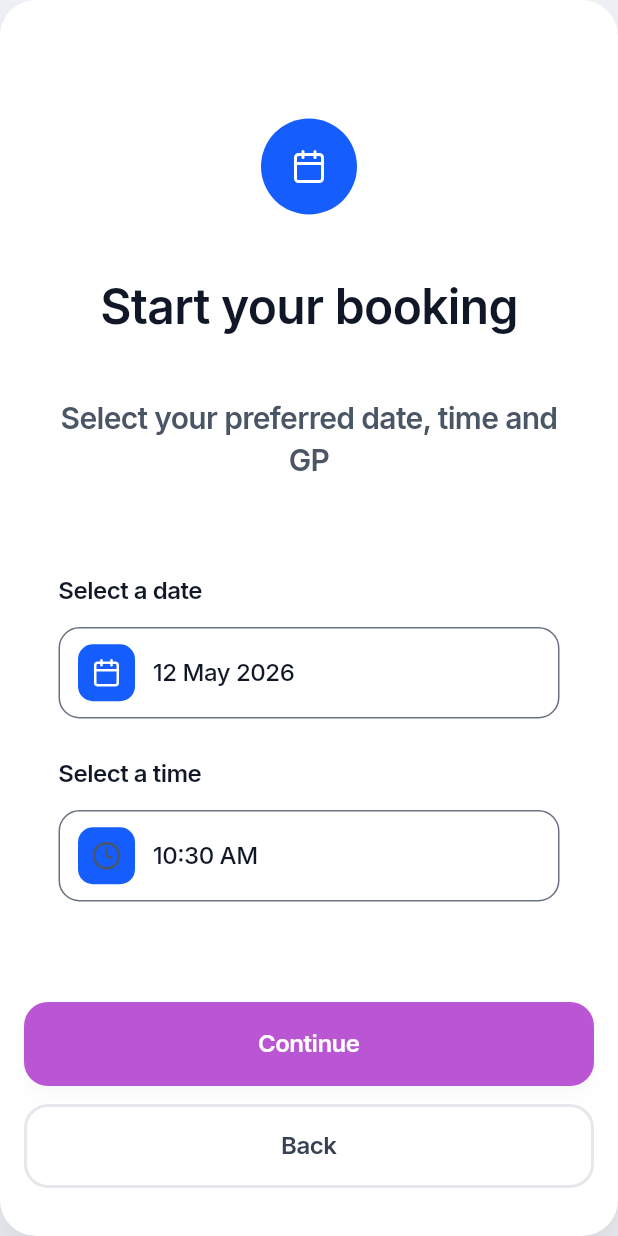
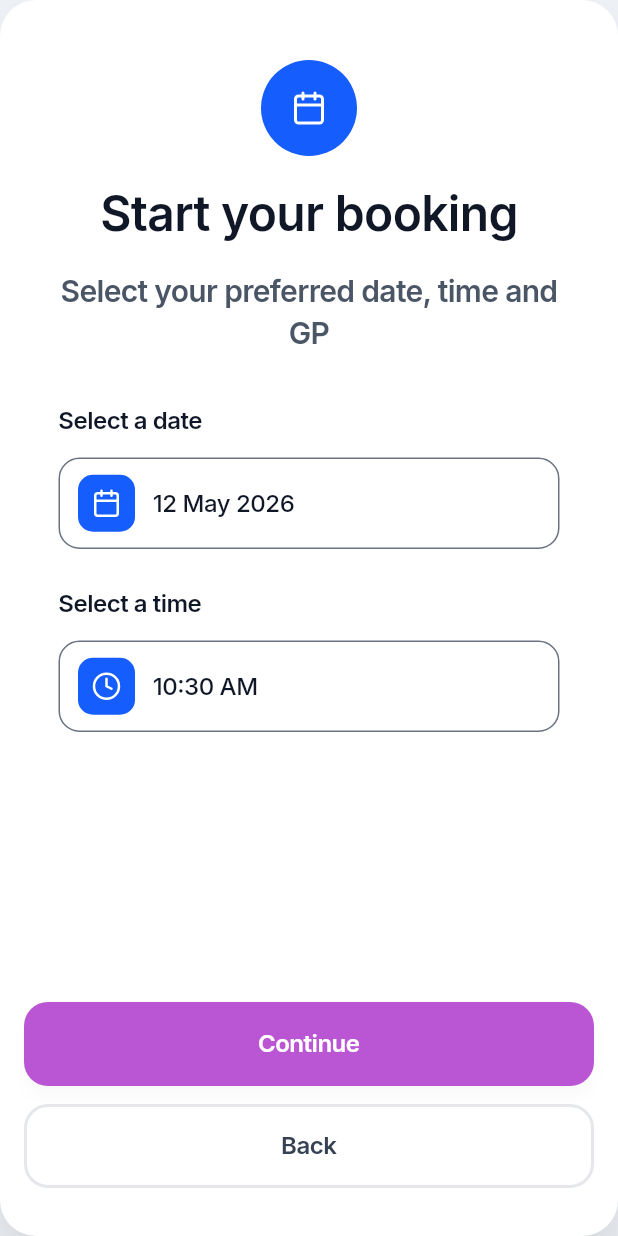
Before and after one commit to catpearson/hackday, a Flutter app: the BookingScreen screen opened directly, on a phone screen of 412 x 824 dp. Run offline on Flutter 3.47's test engine with Material 3 defaults, Android fonts, the phone set to English and light mode, and no system bars; our stand-ins replace flutter_svg, google_fonts.

Commit message:
Fix clock icon colour and reduce booking screen vertical padding
- Clock SVG stroke changed from grey (#4A5565) to white so it shows on the blue icon box
- Reduced top padding and hero spacing so date/time inputs are visible without scrolling

Co-Authored-By: Claude Sonnet 4.6 <noreply@anthropic.com>

```diff
--- a/lib/booking_screen.dart
+++ b/lib/booking_screen.dart
@@ -90,12 +90,12 @@ class _BookingScreenState extends State<BookingScreen> {
               children: [
                 Expanded(
                   child: SingleChildScrollView(
-                    padding: const EdgeInsets.fromLTRB(39, 79, 39, 24),
+                    padding: const EdgeInsets.fromLTRB(39, 40, 39, 24),
                     child: Column(
                       crossAxisAlignment: CrossAxisAlignment.center,
                       children: [
                         _BookingHero(),
-                        const SizedBox(height: 60),
+                        const SizedBox(height: 32),
                         _InputSection(
                           label: 'Select a date',
                           value: _dateLabel,
@@ -150,7 +150,7 @@ class _BookingHero extends StatelessWidget {
             ),
           ),
         ),
-        const SizedBox(height: 47),
+        const SizedBox(height: 24),
         Text(
           'Start your booking',
           textAlign: TextAlign.center,
@@ -162,7 +162,7 @@ class _BookingHero extends StatelessWidget {
             color: AppColors.textDark,
           ),
         ),
-        const SizedBox(height: 47),
+        const SizedBox(height: 24),
         Text(
           'Select your preferred date, time and GP',
           textAlign: TextAlign.center,
```
Also changed, not shown: assets/icons/icon_clock.svg.
